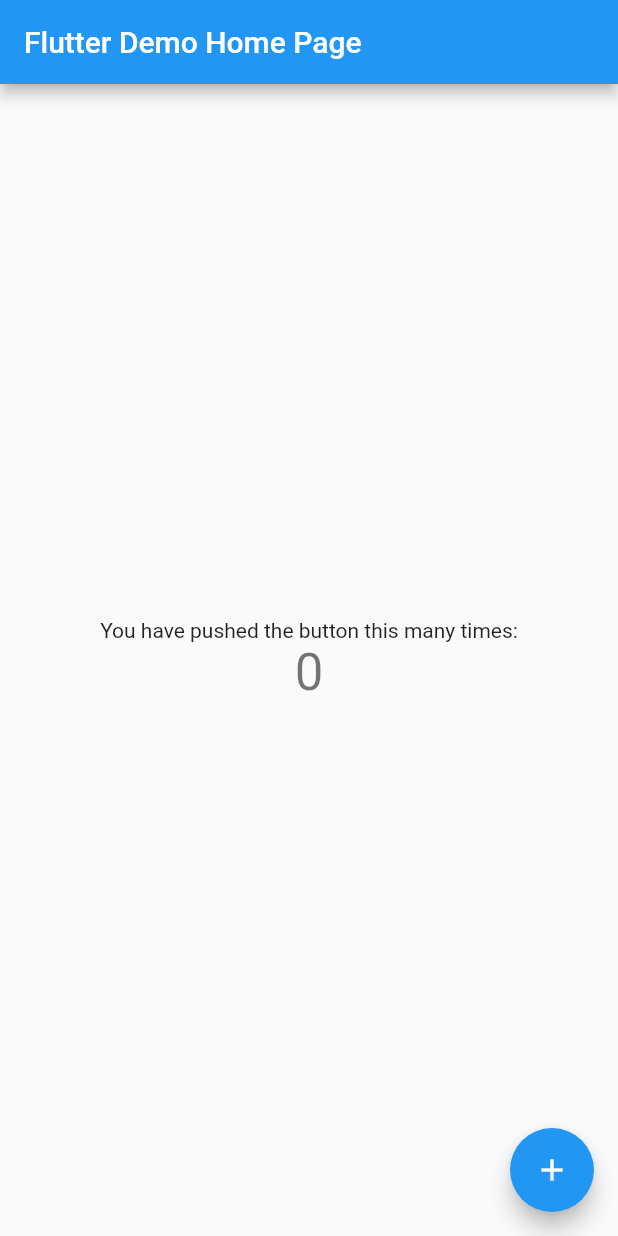
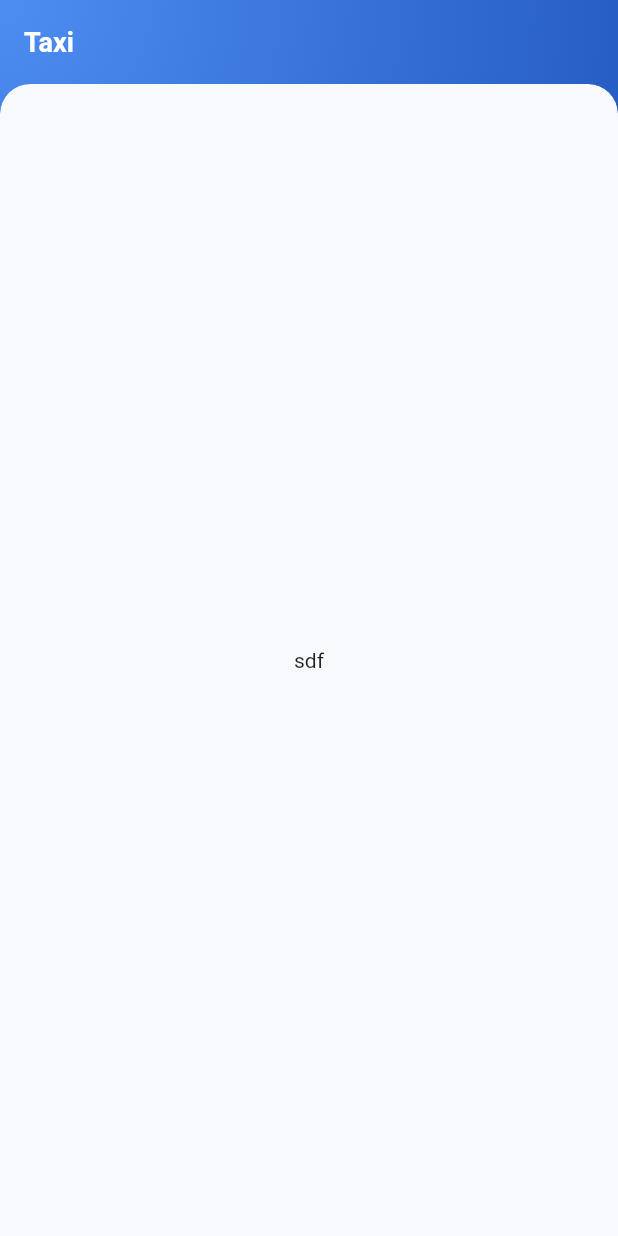
Before and after one commit to jalgas93/NewTaxiApp, a Flutter app: the screen it shows after launch, on a phone screen of 412 x 824 dp. Run offline on Flutter 3.47's test engine with Material 2 defaults, Android fonts, the phone set to English and light mode, and no system bars; our stand-ins replace auto_route, dio; generated files the repository leaves out were written again.

Commit message:
begin create project Taxi

```diff
--- /dev/null
+++ b/lib/helpers/app_colors.dart
@@ -0,0 +1,20 @@
+import 'dart:ui';
+
+import 'package:flutter/material.dart';
+
+class AppColors {
+  const AppColors._();
+
+  static const Color statusBarColor = Colors.transparent;
+  static const Color primary = Color(0xff3156a2);
+  static const Color primaryButton = Color(0xff457dd5);
+  static const Color accent = Colors.blueAccent;
+  static const Color background = Colors.white;
+  static const Color scaffoldBackground = Colors.transparent;
+  static const Color appBar = Colors.transparent;
+  static const Color appBarIcons = Colors.white;
+  static const Color appBarTitle = Colors.white;
+  static const Color errors = Colors.red;
+  static const Color unselectedWidget = Colors.grey;
+  static const Color blockBackground = Color(0xfff8f9fd);
+}
--- /dev/null
+++ b/lib/helpers/config.dart
@@ -0,0 +1,3 @@
+class Config {
+  static const String apiBaseUrl = "";
+}
--- /dev/null
+++ b/lib/http/api_client.dart
@@ -0,0 +1,56 @@
+import 'package:dio/dio.dart';
+import 'package:taxi/helpers/config.dart';
+
+class ApiClient {
+  final Dio client;
+
+  ApiClient._({
+    required this.client,
+  });
+
+  factory ApiClient.instance() {
+    final baseOptions = BaseOptions(
+      baseUrl: Config.apiBaseUrl,
+      headers: {},
+    );
+    final dio = Dio(baseOptions);
+    return ApiClient._(client: dio);
+  }
+
+  Future<dynamic> get(
+    String url, {
+    Map<String, dynamic>? queryParameters,
+  }) async {
+    final response = await client.get(
+      url,
+      queryParameters: queryParameters,
+    );
+    return response.data;
+  }
+
+  Future<dynamic> post(
+    String url, {
+    dynamic data = const {},
+    Map<String, dynamic>? queryParameters,
+  }) async {
+    final response = await client.post(
+      url,
+      data: data,
+      queryParameters: queryParameters,
+    );
+    return response.data;
+  }
+
+  Future<dynamic> delete(
+    String url, {
+    dynamic data = const {},
+    Map<String, dynamic>? queryParameters,
+  }) async {
+    final response = await client.delete(
+      url,
+      data: data,
+      queryParameters: queryParameters,
+    );
+    return response.data;
+  }
+}
--- a/lib/main.dart
+++ b/lib/main.dart
@@ -1,115 +1,87 @@
 import 'package:flutter/material.dart';
+import 'package:flutter/services.dart';
+import 'package:taxi/modules/taxi/view/taxi_page.dart';
+import 'helpers/app_colors.dart';
+import 'modules/app/routing.gr.dart';
 
 void main() {
   runApp(const MyApp());
 }
 
-class MyApp extends StatelessWidget {
+class MyApp extends StatefulWidget {
   const MyApp({Key? key}) : super(key: key);
 
   // This widget is the root of your application.
   @override
+  _MyAppState createState() => _MyAppState();
+}
+
+class _MyAppState extends State<MyApp> {
+  bool _initialized = false;
+  final _appRouter = AppRouter();
+
+  @override
   Widget build(BuildContext context) {
-    return MaterialApp(
-      title: 'Flutter Demo',
+    if (!_initialized) {
+      return Container();
+    }
+    // return MaterialApp.router(
+    //   routerDelegate: _appRouter.delegate(),
+    //   routeInformationParser: _appRouter.defaultRouteParser(),
+    // );
+    return MaterialApp.router(
+      debugShowCheckedModeBanner: false,
+      routerDelegate: _appRouter.delegate(),
+      routeInformationParser: _appRouter.defaultRouteParser(),
       theme: ThemeData(
-        // This is the theme of your application.
-        //
-        // Try running your application with "flutter run". You'll see the
-        // application has a blue toolbar. Then, without quitting the app, try
-        // changing the primarySwatch below to Colors.green and then invoke
-        // "hot reload" (press "r" in the console where you ran "flutter run",
-        // or simply save your changes to "hot reload" in a Flutter IDE).
-        // Notice that the counter didn't reset back to zero; the application
-        // is not restarted.
-        primarySwatch: Colors.blue,
+        primaryColor: AppColors.primary,
+        colorScheme:
+            ColorScheme.fromSwatch().copyWith(secondary: AppColors.accent),
+        backgroundColor: AppColors.background,
+        scaffoldBackgroundColor: AppColors.scaffoldBackground,
+        appBarTheme: const AppBarTheme(
+          systemOverlayStyle: SystemUiOverlayStyle(
+            statusBarColor: Colors.transparent,
+            statusBarBrightness: Brightness.light,
+            statusBarIconBrightness: Brightness.light,
+          ),
+          backwardsCompatibility: false,
+          elevation: 0.0,
+          color: AppColors.appBar,
+          iconTheme: IconThemeData(
+            color: AppColors.appBarIcons,
+            opacity: 1.0,
+          ),
+          textTheme: TextTheme(
+            headline6: TextStyle(
+              fontSize: 18.0,
+              fontWeight: FontWeight.bold,
+              color: AppColors.appBarTitle,
+            ),
+          ),
+        ),
+        errorColor: AppColors.errors,
+        unselectedWidgetColor: AppColors.unselectedWidget,
       ),
-      home: const MyHomePage(title: 'Flutter Demo Home Page'),
     );
   }
-}
-
-class MyHomePage extends StatefulWidget {
-  const MyHomePage({Key? key, required this.title}) : super(key: key);
-
-  // This widget is the home page of your application. It is stateful, meaning
-  // that it has a State object (defined below) that contains fields that affect
-  // how it looks.
-
-  // This class is the configuration for the state. It holds the values (in this
-  // case the title) provided by the parent (in this case the App widget) and
-  // used by the build method of the State. Fields in a Widget subclass are
-  // always marked "final".
-
-  final String title;
 
   @override
-  State<MyHomePage> createState() => _MyHomePageState();
-}
-
-class _MyHomePageState extends State<MyHomePage> {
-  int _counter = 0;
-
-  void _incrementCounter() {
-    setState(() {
-      // This call to setState tells the Flutter framework that something has
-      // changed in this State, which causes it to rerun the build method below
-      // so that the display can reflect the updated values. If we changed
-      // _counter without calling setState(), then the build method would not be
-      // called again, and so nothing would appear to happen.
-      _counter++;
+  void initState() {
+    super.initState();
+    initialize().then((_) {
+      setState(() {
+        _initialized = true;
+      });
     });
   }
 
+  Future<void> initialize() async {
+    // await ServiceLocator.setup();
+  }
+
   @override
-  Widget build(BuildContext context) {
-    // This method is rerun every time setState is called, for instance as done
-    // by the _incrementCounter method above.
-    //
-    // The Flutter framework has been optimized to make rerunning build methods
-    // fast, so that you can just rebuild anything that needs updating rather
-    // than having to individually change instances of widgets.
-    return Scaffold(
-      appBar: AppBar(
-        // Here we take the value from the MyHomePage object that was created by
-        // the App.build method, and use it to set our appbar title.
-        title: Text(widget.title),
-      ),
-      body: Center(
-        // Center is a layout widget. It takes a single child and positions it
-        // in the middle of the parent.
-        child: Column(
-          // Column is also a layout widget. It takes a list of children and
-          // arranges them vertically. By default, it sizes itself to fit its
-          // children horizontally, and tries to be as tall as its parent.
-          //
-          // Invoke "debug painting" (press "p" in the console, choose the
-          // "Toggle Debug Paint" action from the Flutter Inspector in Android
-          // Studio, or the "Toggle Debug Paint" command in Visual Studio Code)
-          // to see the wireframe for each widget.
-          //
-          // Column has various properties to control how it sizes itself and
-          // how it positions its children. Here we use mainAxisAlignment to
-          // center the children vertically; the main axis here is the vertical
-          // axis because Columns are vertical (the cross axis would be
-          // horizontal).
-          mainAxisAlignment: MainAxisAlignment.center,
-          children: <Widget>[
-            const Text(
-              'You have pushed the button this many times:',
-            ),
-            Text(
-              '$_counter',
-              style: Theme.of(context).textTheme.headline4,
-            ),
-          ],
-        ),
-      ),
-      floatingActionButton: FloatingActionButton(
-        onPressed: _incrementCounter,
-        tooltip: 'Increment',
-        child: const Icon(Icons.add),
-      ), // This trailing comma makes auto-formatting nicer for build methods.
-    );
+  void dispose() {
+    super.dispose();
   }
 }
--- /dev/null
+++ b/lib/modules/app/routing.dart
@@ -0,0 +1,7 @@
+import 'package:auto_route/annotations.dart';
+import 'package:taxi/modules/taxi/view/taxi_page.dart';
+
+@MaterialAutoRouter(routes: <AutoRoute>[
+  AutoRoute(initial: true, page: TaxiPage),
+])
+class $AppRouter {}
--- /dev/null
+++ b/lib/modules/app_common/widgets/block_container.dart
@@ -0,0 +1,60 @@
+import 'package:flutter/material.dart';
+import 'package:taxi/helpers/app_colors.dart';
+
+class BlockContainer extends StatelessWidget {
+  final Widget? child;
+  final double width;
+  final double? height;
+
+  final bool hasMargin;
+
+  final EdgeInsets margin;
+  final BoxConstraints? constraints;
+  final BoxDecoration decoration;
+  final bool withClipRect;
+  final EdgeInsets? padding;
+
+  const BlockContainer({
+    Key? key,
+    this.width = double.infinity,
+    this.child,
+    this.height,
+    this.constraints,
+    this.margin = const EdgeInsets.only(top: 20.0),
+    this.hasMargin = false,
+    this.decoration = const BoxDecoration(),
+    this.withClipRect = true,
+    this.padding,
+  }) : super(key: key);
+
+  @override
+  Widget build(BuildContext context) {
+    Widget container = Container(
+      padding: padding,
+      constraints: constraints,
+      width: width,
+      height: height,
+      margin: !hasMargin ? EdgeInsets.zero : margin,
+      decoration: decoration.copyWith(
+        color: AppColors.blockBackground,
+        borderRadius: const BorderRadius.only(
+          topLeft: Radius.circular(20.0),
+          topRight: Radius.circular(20.0),
+        ),
+      ),
+      child: child,
+    );
+
+    if (withClipRect) {
+      container = ClipRRect(
+        borderRadius: const BorderRadius.only(
+          topLeft: Radius.circular(20.0),
+          topRight: Radius.circular(20.0),
+        ),
+        child: container,
+      );
+    }
+
+    return container;
+  }
+}
--- /dev/null
+++ b/lib/modules/app_common/widgets/page_background.dart
@@ -0,0 +1,36 @@
+import 'package:flutter/material.dart';
+
+class PageBackground extends StatelessWidget {
+  final Widget? child;
+
+  const PageBackground({
+    Key? key,
+    this.child,
+  }) : super(key: key);
+
+  @override
+  Widget build(BuildContext context) {
+    return DecoratedBox(
+      decoration: const BoxDecoration(
+        gradient: RadialGradient(
+          colors: [
+            Color(0xff4d8df1),
+            Color(0xff002f9b),
+          ],
+          center: Alignment.topLeft,
+          radius: 2.0,
+        ),
+        /*gradient: LinearGradient(
+          colors: [
+            Color(0xff4d8df1),
+            Color(0xff002f9b),
+          ],
+          begin: Alignment.topLeft,
+          end: Alignment.centerRight,
+        ),*/
+        color: Color(0xff2960c7),
+      ),
+      child: child,
+    );
+  }
+}
--- /dev/null
+++ b/lib/modules/taxi/view/taxi_page.dart
@@ -0,0 +1,22 @@
+import 'package:flutter/material.dart';
+import 'package:taxi/modules/app_common/widgets/block_container.dart';
+import 'package:taxi/modules/app_common/widgets/page_background.dart';
+
+class TaxiPage extends StatelessWidget {
+  const TaxiPage({Key? key}) : super(key: key);
+
+  @override
+  Widget build(BuildContext context) {
+    return PageBackground(
+      child: Scaffold(
+          appBar: AppBar(
+            title: const Text('Taxi'),
+          ),
+          body: const BlockContainer(
+            child: Center(
+              child: Text('sdf'),
+            ),
+          )),
+    );
+  }
+}
```
Also changed, not shown: pubspec.yaml (+13 -0 lines), lib/modules/taxi/repository.dart (added), pubspec.lock.
